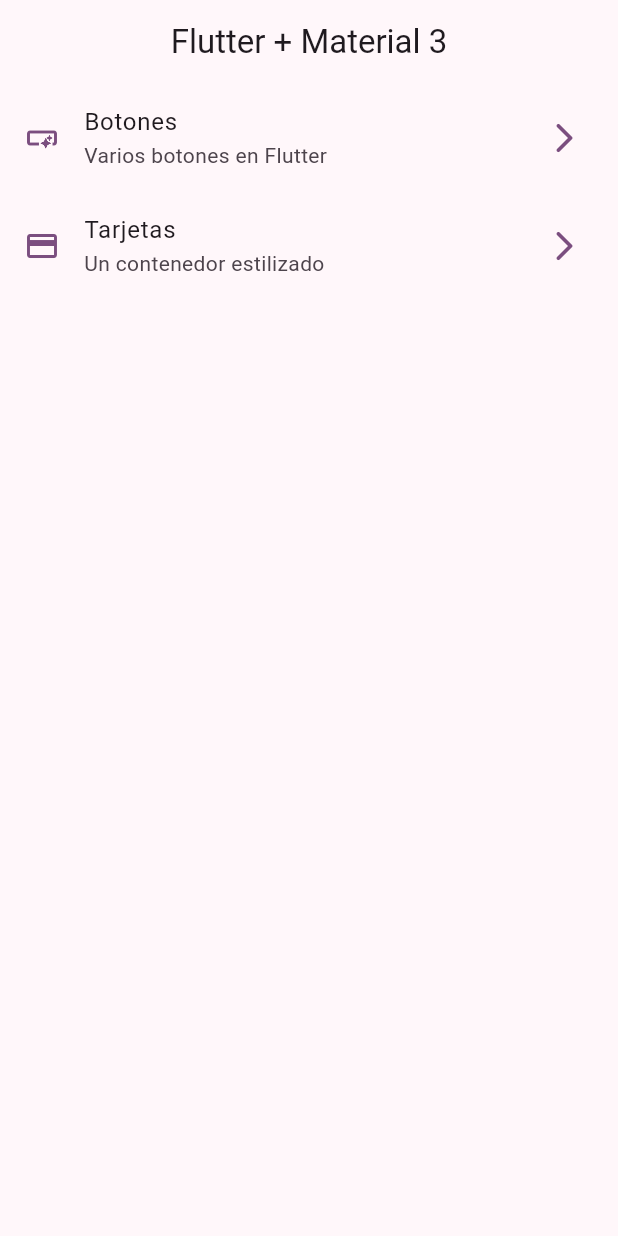
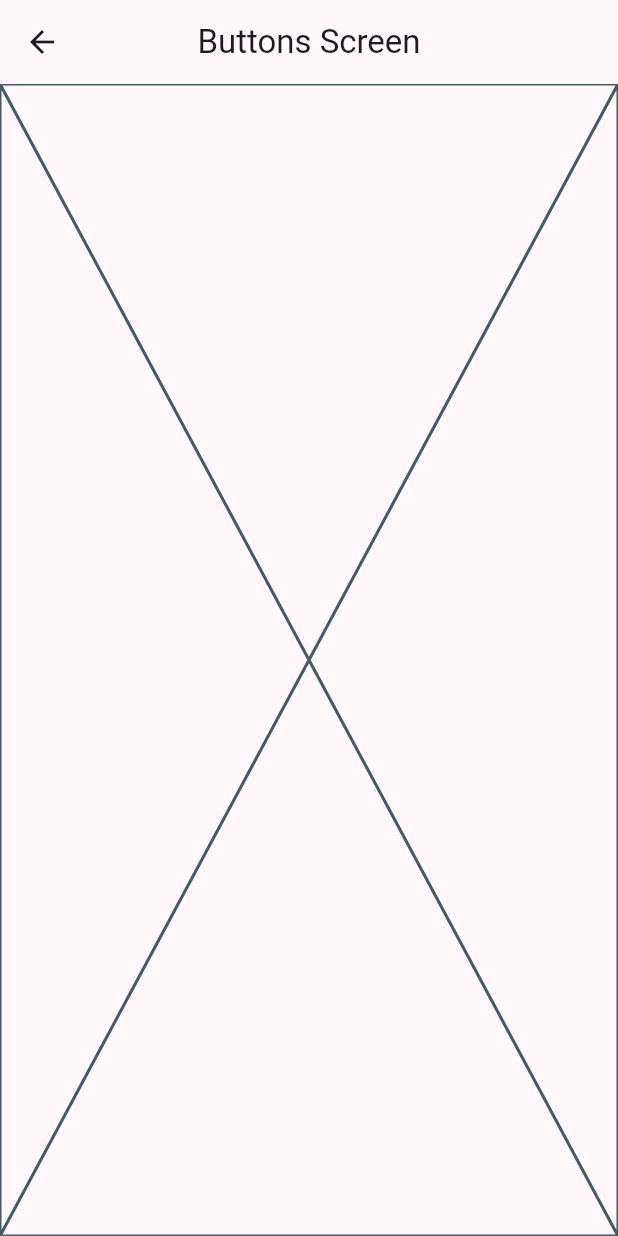
Before and after one commit to ZambranoTech/Flutter-Widgets_app, a Flutter app: the screen it shows after launch, after a tap on "Botones", on a phone screen of 412 x 824 dp. Run offline on Flutter 3.47's test engine with Material 2 defaults, Android fonts, the phone set to English and light mode, and no system bars.

```diff
--- a/lib/config/menu/menu_items.dart
+++ b/lib/config/menu/menu_items.dart
@@ -25,7 +25,7 @@ const appMenuItems = <MenuItem>[
   MenuItem(
     title: 'Tarjetas',
     subTitle: 'Un contenedor estilizado',
-    link: '/card',
+    link: '/cards',
     icon: Icons.credit_card
     ),
 ];
--- a/lib/main.dart
+++ b/lib/main.dart
@@ -1,5 +1,7 @@
 import 'package:flutter/material.dart';
 import 'package:widgets_app/config/theme/app_theme.dart';
+import 'package:widgets_app/presentation/screens/buttons/buttons_screen.dart';
+import 'package:widgets_app/presentation/screens/cards/cards_screen.dart';
 import 'package:widgets_app/presentation/screens/home/home_screen.dart';
 
 void main() {
@@ -14,7 +16,11 @@ class MainApp extends StatelessWidget {
     return MaterialApp(
         debugShowCheckedModeBanner: false,
         theme: AppTheme(selectedColor: 4).getTheme(),
-        home: const HomeScreen()
+        home: const HomeScreen(),
+        routes: {
+          '/buttons':(context) => const ButtonsScreen(),
+          '/cards':(context) => const CardsScreen(),
+        },
 
         );
   }
--- /dev/null
+++ b/lib/presentation/screens/buttons/buttons_screen.dart
@@ -0,0 +1,17 @@
+import 'package:flutter/material.dart';
+
+class ButtonsScreen extends StatelessWidget {
+  const ButtonsScreen({super.key});
+
+  @override
+  Widget build(BuildContext context) {
+    return Scaffold(
+      appBar: AppBar(
+        title: const Text('Buttons Screen'),
+      ),
+
+      body: const Placeholder(),
+
+    );
+  }
+}
--- a/lib/presentation/screens/home/home_screen.dart
+++ b/lib/presentation/screens/home/home_screen.dart
@@ -1,5 +1,6 @@
 import 'package:flutter/material.dart';
 import 'package:widgets_app/config/menu/menu_items.dart';
+import 'package:widgets_app/presentation/screens/buttons/buttons_screen.dart';
 
 class HomeScreen extends StatelessWidget {
   const HomeScreen({super.key});
@@ -22,7 +23,6 @@ class _HomeView extends StatelessWidget {
   Widget build(BuildContext context) {
     return ListView.builder(
       itemCount: appMenuItems.length,
-
       itemBuilder: (BuildContext context, int index) {
         final menuItem = appMenuItems[index];
 
@@ -41,16 +41,24 @@ class _CustomListTitle extends StatelessWidget {
 
   @override
   Widget build(BuildContext context) {
-
     final colors = Theme.of(context).colorScheme;
 
     return ListTile(
-      leading: Icon(menuItem.icon, color:colors.primary),
-      trailing: Icon(Icons.arrow_forward_ios_rounded, color: colors.primary,),
+      leading: Icon(menuItem.icon, color: colors.primary),
+      trailing: Icon(
+        Icons.arrow_forward_ios_rounded,
+        color: colors.primary,
+      ),
       title: Text(menuItem.title),
       subtitle: Text(menuItem.subTitle),
       onTap: () {
-        // TODO: navegar a otra pantalla
+        //       Navigator.of(context).push(
+        //   MaterialPageRoute(
+        //     builder: (context) => const ButtonsScreen(),
+        //   ),
+        // );
+
+        Navigator.pushNamed(context, menuItem.link);
       },
     );
   }
```
Also changed, not shown: lib/presentation/screens/cards/cards_screen.dart (added, +16 -0 lines).
